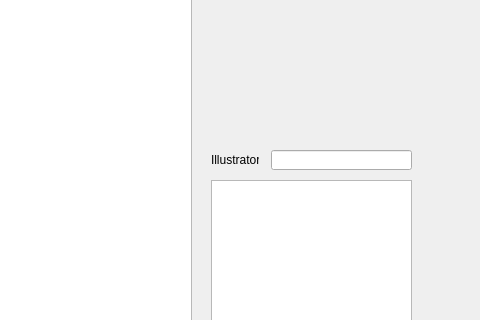
Before: the Qt Designer form src/dialog/generaloverview.ui in wy19890204/Shuihusha, drawn with Qt 5; both pictures show x 239 to 719 and y 160 to 480 of the 908 by 611 pixel window.
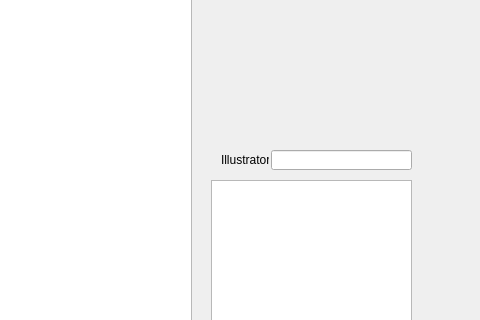
After: the same form once the commit is applied. Icons and pictures are not drawn.

```diff
--- a/src/dialog/generaloverview.ui
+++ b/src/dialog/generaloverview.ui
@@ -219,7 +219,7 @@
   <widget class="QLabel" name="illustratorLabel">
    <property name="geometry">
     <rect>
-     <x>450</x>
+     <x>460</x>
      <y>310</y>
      <width>48</width>
      <height>20</height>
```
Left out of the diff: 2 changed lines with no effect on the pictures.
